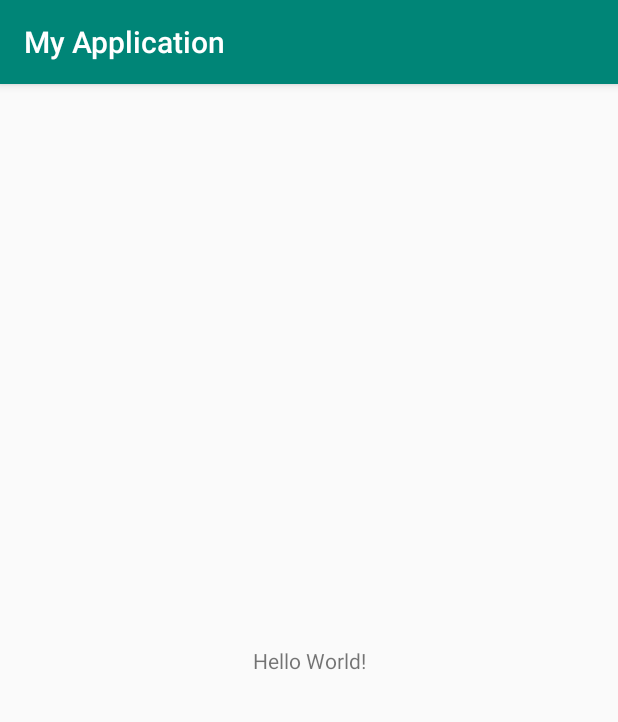
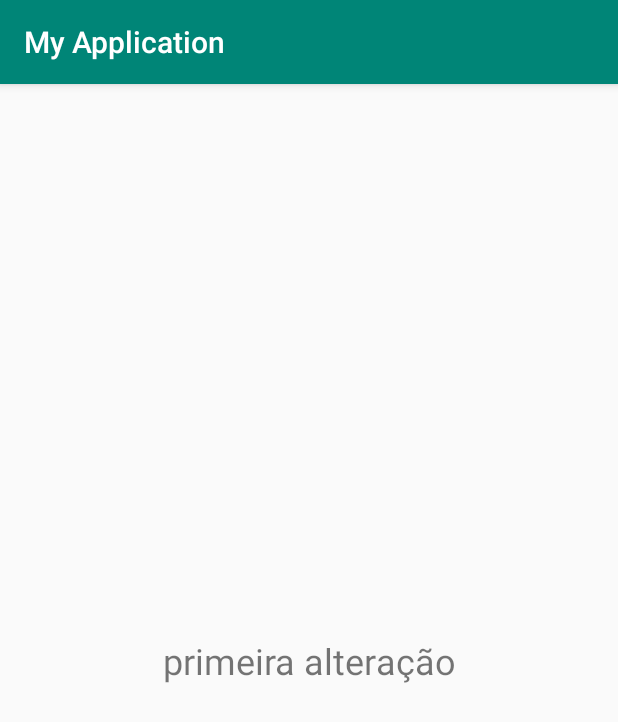
Before and after one commit to ccastroinfo26/TesteAndroidStudio, an Android app: the screen it shows after launch (MainActivity), on a phone screen of 412 x 824 dp. Shown: the top 722 px of the screen. Run offline under Robolectric (Android 15) with nearby library versions, the phone set to English and light mode, and no system bars.

Commit message:
alteração de teste

```diff
--- a/app/src/main/res/layout/activity_main.xml
+++ b/app/src/main/res/layout/activity_main.xml
@@ -10,7 +10,8 @@
     <TextView
         android:layout_width="wrap_content"
         android:layout_height="wrap_content"
-        android:text="Hello World!"
+        android:text="primeira alteração"
+        android:textSize="24sp"
         app:layout_constraintBottom_toBottomOf="parent"
         app:layout_constraintLeft_toLeftOf="parent"
         app:layout_constraintRight_toRightOf="parent"
```
